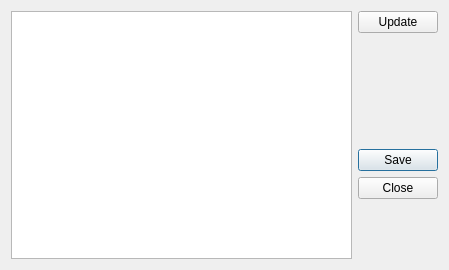
Qt form madgui/online/monitorwidget.ui (hibtc/madgui) before a commit.
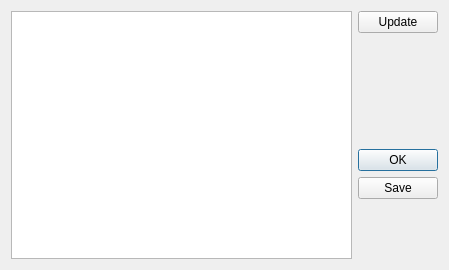
The same form after that commit. Custom widgets are drawn as their Qt base class.

Commit message:
Replace 'Close' by 'Ok' buttons again
Note that we may later come back to Ok/Apply/Cancel buttons after
investing some more work in the undo mechanism.

```diff
--- a/madgui/online/monitorwidget.ui
+++ b/madgui/online/monitorwidget.ui
@@ -45,7 +45,7 @@
         <enum>Qt::Vertical</enum>
        </property>
        <property name="standardButtons">
-        <set>QDialogButtonBox::Close|QDialogButtonBox::Save</set>
+        <set>QDialogButtonBox::Ok|QDialogButtonBox::Save</set>
        </property>
       </widget>
      </item>
```
The commit also changes 5 other files.
